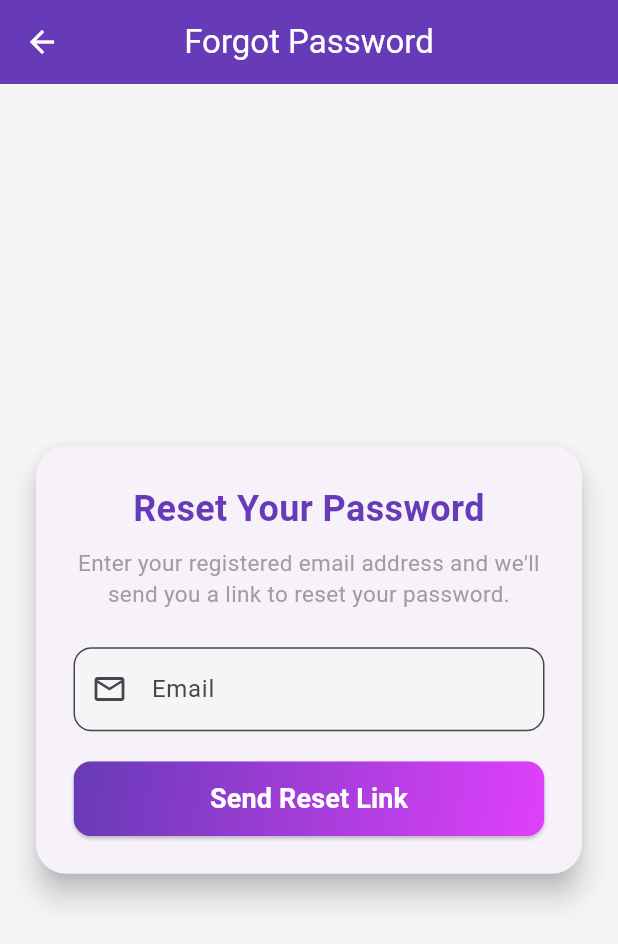
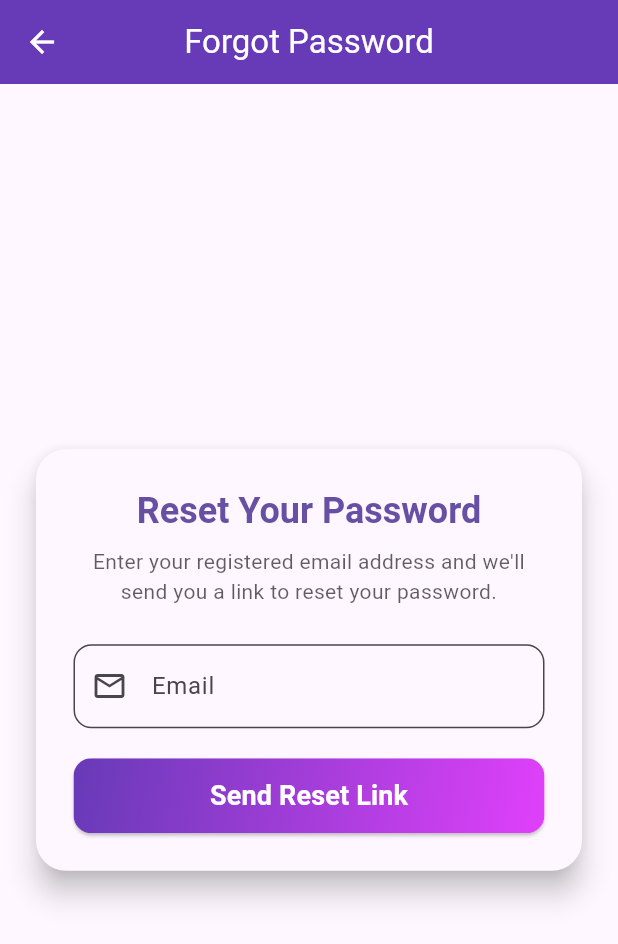
Before and after one commit to zohaibbukhari126/Social_space, a Flutter app: the screen it shows after launch, after a tap on "Forgot Password?", on a phone screen of 412 x 824 dp. Shown: the top 944 px of the screen. Run offline on Flutter 3.47's test engine with Material 3 defaults, Android fonts, the phone set to English and light mode, and no system bars; our stand-ins replace adaptive_theme, firebase_auth, firebase_core, firebase_database, image_picker, shared_preferences; accounts and stored records are empty.

Commit message:
dark mode support

```diff
--- a/lib/main.dart
+++ b/lib/main.dart
@@ -2,6 +2,7 @@
 import 'package:firebase_core/firebase_core.dart';
 import 'package:flutter/material.dart';
 import 'package:provider/provider.dart';
+import 'package:adaptive_theme/adaptive_theme.dart';
 import 'package:quick_connect/main_navigation.dart';
 import 'viewmodels/auth_viewmodel.dart';
 import 'viewmodels/post_viewmodel.dart';
@@ -31,12 +32,25 @@
   const MyApp({super.key});
 
   @override
+
   Widget build(BuildContext context) {
-    return MaterialApp(
-      debugShowCheckedModeBanner: false,
-      title: 'Quick Connect',
-      theme: ThemeData(primarySwatch: Colors.blue),
-      home: const StartupView(),
+    return AdaptiveTheme(
+      light: ThemeData(
+        primarySwatch: Colors.deepPurple,
+        brightness: Brightness.light,
+      ),
+      dark: ThemeData(
+        primarySwatch: Colors.deepPurple,
+        brightness: Brightness.dark,
+      ),
+      initial: AdaptiveThemeMode.system,
+      builder: (theme, darkTheme) => MaterialApp(
+        debugShowCheckedModeBanner: false,
+        title: 'Quick Connect',
+        theme: theme,
+        darkTheme: darkTheme,
+        home: const StartupView(),
+      ),
     );
   }
 }
--- a/lib/views/forgot_password_view.dart
+++ b/lib/views/forgot_password_view.dart
@@ -1,5 +1,6 @@
 import 'package:flutter/material.dart';
 import 'package:provider/provider.dart';
+import 'package:quick_connect/widgets/gradient_button.dart';
 import '../viewmodels/auth_viewmodel.dart';
 
 class ForgotPasswordView extends StatefulWidget {
@@ -17,10 +18,11 @@ class _ForgotPasswordViewState extends State<ForgotPasswordView> {
   @override
   Widget build(BuildContext context) {
     final authVM = Provider.of<AuthViewModel>(context, listen: false);
+    final theme = Theme.of(context);
 
     return SafeArea(
       child: Scaffold(
-        backgroundColor: Colors.grey[100],
+        backgroundColor: theme.scaffoldBackgroundColor,
         appBar: AppBar(
           title: const Text('Forgot Password'),
           backgroundColor: Colors.deepPurple,
@@ -33,7 +35,10 @@ class _ForgotPasswordViewState extends State<ForgotPasswordView> {
             padding: const EdgeInsets.symmetric(horizontal: 20, vertical: 40),
             child: Card(
               elevation: 8,
-              shape: RoundedRectangleBorder(borderRadius: BorderRadius.circular(20)),
+              color: theme.cardColor,
+              shape: RoundedRectangleBorder(
+                borderRadius: BorderRadius.circular(20),
+              ),
               child: Padding(
                 padding: const EdgeInsets.all(25),
                 child: Form(
@@ -41,19 +46,22 @@ class _ForgotPasswordViewState extends State<ForgotPasswordView> {
                   child: Column(
                     mainAxisSize: MainAxisSize.min,
                     children: [
-                      const Text(
+                      Text(
                         'Reset Your Password',
-                        style: TextStyle(
-                          fontSize: 24,
+                        style: theme.textTheme.headlineSmall?.copyWith(
                           fontWeight: FontWeight.bold,
-                          color: Colors.deepPurple,
+                          color: theme.colorScheme.primary,
                         ),
                         textAlign: TextAlign.center,
                       ),
                       const SizedBox(height: 8),
-                      const Text(
+                      Text(
                         'Enter your registered email address and we\'ll send you a link to reset your password.',
-                        style: TextStyle(fontSize: 15, color: Colors.grey),
+                        style: theme.textTheme.bodyMedium?.copyWith(
+                          color: theme.textTheme.bodyMedium?.color?.withOpacity(
+                            0.7,
+                          ),
+                        ),
                         textAlign: TextAlign.center,
                       ),
                       const SizedBox(height: 25),
@@ -63,7 +71,9 @@ class _ForgotPasswordViewState extends State<ForgotPasswordView> {
                           labelText: 'Email',
                           prefixIcon: const Icon(Icons.email_outlined),
                           filled: true,
-                          fillColor: Colors.grey[100],
+                          fillColor:
+                              theme.inputDecorationTheme.fillColor ??
+                              theme.scaffoldBackgroundColor.withOpacity(0.1),
                           border: OutlineInputBorder(
                             borderRadius: BorderRadius.circular(12),
                           ),
@@ -71,25 +81,18 @@ class _ForgotPasswordViewState extends State<ForgotPasswordView> {
                         validator: (value) {
                           if (value == null || value.isEmpty) {
                             return 'Please enter your email';
-                          } else if (!RegExp(r'^[^@]+@[^@]+\.[^@]+').hasMatch(value)) {
+                          } else if (!RegExp(
+                            r'^[^@]+@[^@]+\.[^@]+',
+                          ).hasMatch(value)) {
                             return 'Please enter a valid email address';
                           }
                           return null;
                         },
                       ),
                       const SizedBox(height: 20),
-                      isLoading
-                          ? const CircularProgressIndicator()
-                          : SizedBox(
-                              width: double.infinity,
-                              height: 50,
-                              child: ElevatedButton(
-                                style: ElevatedButton.styleFrom(
-                                  padding: EdgeInsets.zero,
-                                  shape: RoundedRectangleBorder(
-                                    borderRadius: BorderRadius.circular(12),
-                                  ),
-                                ),
+                      GradientButton(
+                        text: 'Send Reset Link',
+                        isLoading: isLoading,
                         onPressed: () async {
                           if (_formKey.currentState!.validate()) {
                             setState(() => isLoading = true);
@@ -99,9 +102,9 @@ class _ForgotPasswordViewState extends State<ForgotPasswordView> {
                             setState(() => isLoading = false);
 
                             if (error != null) {
-                                      ScaffoldMessenger.of(context).showSnackBar(
-                                        SnackBar(content: Text(error)),
-                                      );
+                              ScaffoldMessenger.of(
+                                context,
+                              ).showSnackBar(SnackBar(content: Text(error)));
                             } else {
                               ScaffoldMessenger.of(context).showSnackBar(
                                 const SnackBar(
@@ -112,28 +115,6 @@ class _ForgotPasswordViewState extends State<ForgotPasswordView> {
                             }
                           }
                         },
-                                child: Ink(
-                                  decoration: BoxDecoration(
-                                    gradient: const LinearGradient(
-                                      colors: [Colors.deepPurple, Colors.purpleAccent],
-                                      begin: Alignment.topLeft,
-                                      end: Alignment.bottomRight,
-                                    ),
-                                    borderRadius: BorderRadius.circular(12),
-                                  ),
-                                  child: Container(
-                                    alignment: Alignment.center,
-                                    child: const Text(
-                                      'Send Reset Link',
-                                      style: TextStyle(
-                                        fontSize: 18,
-                                        fontWeight: FontWeight.bold,
-                                        color: Colors.white,
-                                      ),
-                                    ),
-                                  ),
-                                ),
-                              ),
                       ),
                     ],
                   ),
--- a/lib/views/login_view.dart
+++ b/lib/views/login_view.dart
@@ -30,7 +30,6 @@ class _LoginViewState extends State<LoginView> {
 
   void _showErrorSnackBar(String message) {
     if (!mounted) return;
-
     ScaffoldMessenger.of(context).clearSnackBars();
     ScaffoldMessenger.of(context).showSnackBar(
       SnackBar(
@@ -60,7 +59,6 @@ class _LoginViewState extends State<LoginView> {
 
   void _showSuccessSnackBar(String message) {
     if (!mounted) return;
-
     ScaffoldMessenger.of(context).clearSnackBars();
     ScaffoldMessenger.of(context).showSnackBar(
       SnackBar(
@@ -85,7 +83,6 @@ class _LoginViewState extends State<LoginView> {
     if (!_formKey.currentState!.validate()) {
       return;
     }
-
     setState(() => isLoading = true);
 
     try {
@@ -93,7 +90,6 @@ class _LoginViewState extends State<LoginView> {
       final email = _emailController.text.trim();
       final password = _passwordController.text.trim();
 
-      // Additional client-side validation
       if (email.isEmpty || password.isEmpty) {
         _showErrorSnackBar('Please fill in all fields');
         return;
@@ -104,29 +100,19 @@ class _LoginViewState extends State<LoginView> {
       if (!mounted) return;
 
       if (error == null) {
-        // Success - show success message and navigate
         _showSuccessSnackBar('Login successful!');
-
-        // Small delay to show success message
         await Future.delayed(const Duration(milliseconds: 500));
-
         if (mounted) {
           Navigator.pushReplacement(
             context,
-            MaterialPageRoute(
-              builder: (_) => const MainNavigation(),
-            ),
+            MaterialPageRoute(builder: (_) => const MainNavigation()),
           );
         }
       } else {
-        // Show error message
         _showErrorSnackBar(error);
       }
     } catch (e) {
       if (!mounted) return;
-
-      // Handle any unexpected errors
-      debugPrint('Unexpected login error: $e');
       _showErrorSnackBar('An unexpected error occurred. Please try again.');
     } finally {
       if (mounted) {
@@ -137,13 +123,20 @@ class _LoginViewState extends State<LoginView> {
 
   @override
   Widget build(BuildContext context) {
+    final theme = Theme.of(context);
+    final cardColor = theme.cardColor;
+    final inputFill = theme.inputDecorationTheme.fillColor ?? theme.colorScheme.surfaceVariant;
+    final textColor = theme.textTheme.bodyMedium?.color;
+    final primaryColor = theme.colorScheme.primary;
+
     return Scaffold(
-      backgroundColor: Colors.grey[100],
+      backgroundColor: theme.scaffoldBackgroundColor,
       body: Center(
         child: SingleChildScrollView(
           padding: const EdgeInsets.symmetric(horizontal: 20, vertical: 40),
           child: Card(
-            elevation: 8,
+            color: cardColor,
+            elevation: 15,
             shape: RoundedRectangleBorder(
               borderRadius: BorderRadius.circular(20),
             ),
@@ -152,19 +145,20 @@ class _LoginViewState extends State<LoginView> {
               child: Column(
                 mainAxisSize: MainAxisSize.min,
                 children: [
-                  const Text(
+                  Text(
                     'Welcome Back to Quick Connect!',
                     textAlign: TextAlign.center,
-                    style: TextStyle(
-                      fontSize: 26,
+                    style: theme.textTheme.headlineSmall?.copyWith(
                       fontWeight: FontWeight.bold,
-                      color: Colors.deepPurple,
+                      color: primaryColor,
                     ),
                   ),
                   const SizedBox(height: 8),
-                  const Text(
+                  Text(
                     'Login to continue',
-                    style: TextStyle(fontSize: 16, color: Colors.grey),
+                    style: theme.textTheme.bodyMedium?.copyWith(
+                      color: theme.hintColor,
+                    ),
                   ),
                   const SizedBox(height: 25),
                   Form(
@@ -180,18 +174,15 @@ class _LoginViewState extends State<LoginView> {
                             labelText: 'Email',
                             prefixIcon: const Icon(Icons.email_outlined),
                             filled: true,
-                            fillColor: Colors.grey[100],
+                            fillColor: inputFill,
                             border: OutlineInputBorder(
                               borderRadius: BorderRadius.circular(12),
                             ),
-                            errorMaxLines: 2,
                           ),
                           validator: (value) {
                             if (value == null || value.trim().isEmpty) {
                               return 'Please enter your email';
-                            } else if (!RegExp(
-                              r'^[^@]+@[^@]+\.[^@]+',
-                            ).hasMatch(value.trim())) {
+                            } else if (!RegExp(r'^[^@]+@[^@]+\.[^@]+').hasMatch(value.trim())) {
                               return 'Please enter a valid email address';
                             }
                             return null;
@@ -209,9 +200,7 @@ class _LoginViewState extends State<LoginView> {
                             prefixIcon: const Icon(Icons.lock_outline),
                             suffixIcon: IconButton(
                               icon: Icon(
-                                _obscurePassword
-                                    ? Icons.visibility_off
-                                    : Icons.visibility,
+                                _obscurePassword ? Icons.visibility_off : Icons.visibility,
                               ),
                               onPressed: isLoading ? null : () {
                                 setState(() {
@@ -220,11 +209,10 @@ class _LoginViewState extends State<LoginView> {
                               },
                             ),
                             filled: true,
-                            fillColor: Colors.grey[100],
+                            fillColor: inputFill,
                             border: OutlineInputBorder(
                               borderRadius: BorderRadius.circular(12),
                             ),
-                            errorMaxLines: 2,
                           ),
                           validator: (value) {
                             if (value == null || value.isEmpty) {
@@ -240,10 +228,10 @@ class _LoginViewState extends State<LoginView> {
                           crossAxisAlignment: CrossAxisAlignment.start,
                           children: [
                             CheckboxListTile(
-                              title: const Text('Remember me'),
-                              subtitle: const Text(
+                              title: Text('Remember me', style: TextStyle(color: textColor)),
+                              subtitle: Text(
                                 'Keep me logged in on this device',
-                                style: TextStyle(fontSize: 12, color: Colors.grey),
+                                style: theme.textTheme.bodySmall?.copyWith(color: theme.hintColor),
                               ),
                               value: rememberMe,
                               onChanged: isLoading ? null : (value) {
@@ -251,7 +239,7 @@ class _LoginViewState extends State<LoginView> {
                                   rememberMe = value ?? false;
                                 });
                               },
-                              contentPadding: const EdgeInsets.all(0),
+                              contentPadding: EdgeInsets.zero,
                               controlAffinity: ListTileControlAffinity.leading,
                             ),
                             Align(
@@ -260,14 +248,12 @@ class _LoginViewState extends State<LoginView> {
                                 onPressed: isLoading ? null : () {
                                   Navigator.push(
                                     context,
-                                    MaterialPageRoute(
-                                      builder: (_) => const ForgotPasswordView(),
-                                    ),
+                                    MaterialPageRoute(builder: (_) => const ForgotPasswordView()),
                                   );
                                 },
-                                child: const Text(
+                                child: Text(
                                   'Forgot Password?',
-                                  style: TextStyle(color: Colors.deepPurple),
+                                  style: TextStyle(color: primaryColor),
                                 ),
                               ),
                             ),
@@ -284,14 +270,12 @@ class _LoginViewState extends State<LoginView> {
                           onPressed: isLoading ? null : () {
                             Navigator.push(
                               context,
-                              MaterialPageRoute(
-                                builder: (_) => const SignupView(),
-                              ),
+                              MaterialPageRoute(builder: (_) => const SignupView()),
                             );
                           },
-                          child: const Text(
+                          child: Text(
                             'Don\'t have an account? Sign up',
-                            style: TextStyle(color: Colors.deepPurple),
+                            style: TextStyle(color: primaryColor),
                           ),
                         ),
                       ],
--- a/pubspec.yaml
+++ b/pubspec.yaml
@@ -40,6 +40,7 @@ dependencies:
   provider: ^6.1.5
   shared_preferences: ^2.5.3
   image_picker: ^1.1.2
+  adaptive_theme: ^3.7.1+2
 
 dev_dependencies:
   flutter_test:
```
Also changed, not shown: lib/views/home_view.dart (+30 -0 lines), lib/views/profile_view.dart (+9 -3 lines), lib/views/signup_view.dart (+37 -17 lines), pubspec.lock. Lines whose indentation alone changed are shown as unchanged.
